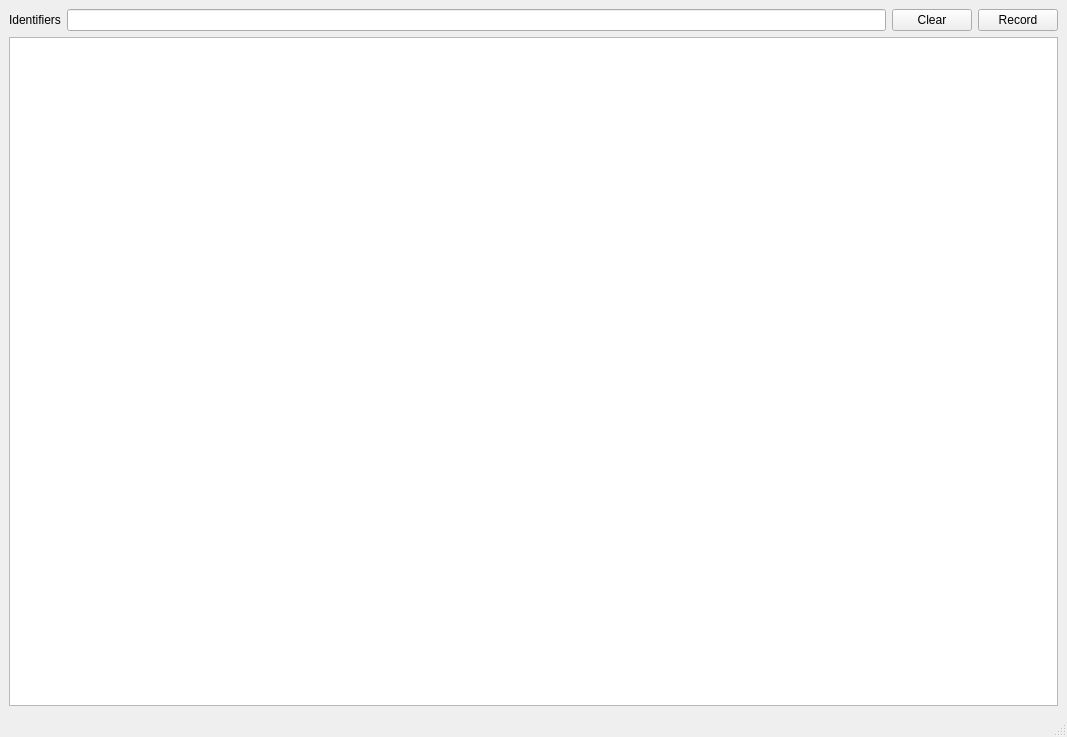
The window that Trace/TraceWindow.ui (tixiv/CAN-Monitor-qt) describes before a commit, drawn with Qt 5.
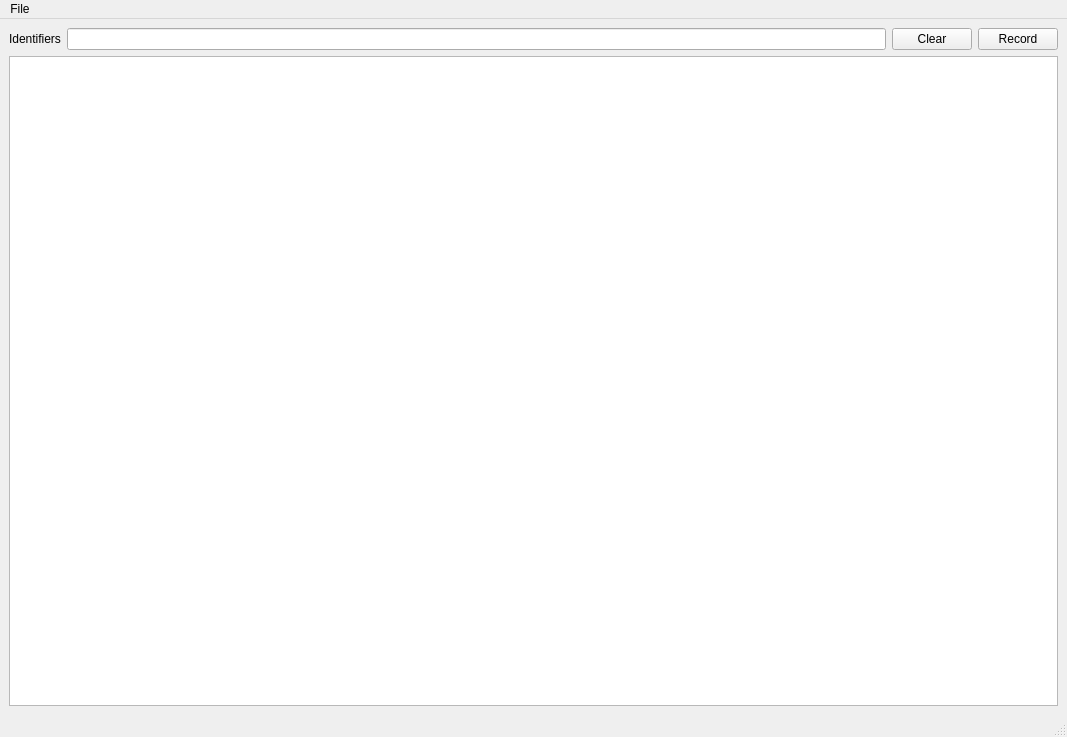
The same window after the commit.

Patch:
```diff
--- a/Trace/TraceWindow.ui
+++ b/Trace/TraceWindow.ui
@@ -60,6 +60,13 @@
      <height>21</height>
     </rect>
    </property>
+   <widget class="QMenu" name="menuFile">
+    <property name="title">
+     <string>File</string>
+    </property>
+    <addaction name="actionSave_Log"/>
+   </widget>
+   <addaction name="menuFile"/>
   </widget>
   <widget class="QStatusBar" name="statusbar"/>
  </widget>
```
Left out of the diff: 5 changed lines with no effect on the pictures.
